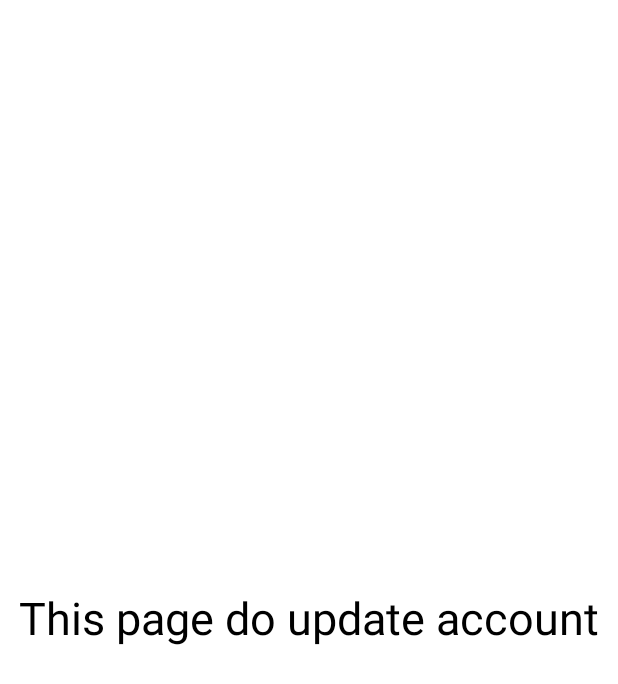
After one commit to T1st-isme/RailWay_Ticket, an Android app: the AccInfoActivity screen opened directly, with no data from a screen before it, on a phone screen of 412 x 824 dp. The commit adds this screen. Shown: the top 684 px of the screen. Run offline under Robolectric (Android 15) with nearby library versions, the phone set to English and light mode, and no system bars.

Commit message:
change: display pro5 name + keep log + add AccInfoActivity

```diff
--- /dev/null
+++ b/app/src/main/java/com/example/railwayticket/ui/AccInfoActivity.java
@@ -0,0 +1,16 @@
+package com.example.railwayticket.ui;
+
+import android.os.Bundle;
+
+import androidx.appcompat.app.AppCompatActivity;
+
+import com.example.railwayticket.R;
+
+public class AccInfoActivity extends AppCompatActivity {
+
+    @Override
+    protected void onCreate(Bundle savedInstanceState) {
+        super.onCreate(savedInstanceState);
+        setContentView(R.layout.activity_info);
+    }
+}
--- /dev/null
+++ b/app/src/main/res/layout/activity_info.xml
@@ -0,0 +1,16 @@
+<?xml version="1.0" encoding="utf-8"?>
+<androidx.constraintlayout.widget.ConstraintLayout xmlns:android="http://schemas.android.com/apk/res/android"
+    xmlns:tools="http://schemas.android.com/tools"
+    android:layout_width="match_parent"
+    android:layout_height="match_parent"
+    tools:context=".ui.AccInfoActivity">
+    <TextView
+        android:layout_width="match_parent"
+        android:layout_height="match_parent"
+        android:text="This page do update account"
+        android:textSize="30sp"
+        android:gravity="center"
+        android:textColor="@color/black"
+        tools:ignore="HardcodedText" />
+
+</androidx.constraintlayout.widget.ConstraintLayout>
```
Also changed, not shown: app/src/main/AndroidManifest.xml (+8 -7 lines), app/src/main/java/com/example/railwayticket/DBHelper.java (+0 -11 lines), app/src/main/java/com/example/railwayticket/Sessions/SessionManager.java (deleted, +0 -30 lines), app/src/main/java/com/example/railwayticket/fragment/AccManagerFragment.java (+15 -15 lines), app/src/main/java/com/example/railwayticket/ui/LoginActivity.java (+2 -8 lines), app/src/main/res/layout/fragment_acc_manager.xml (+16 -10 lines).
